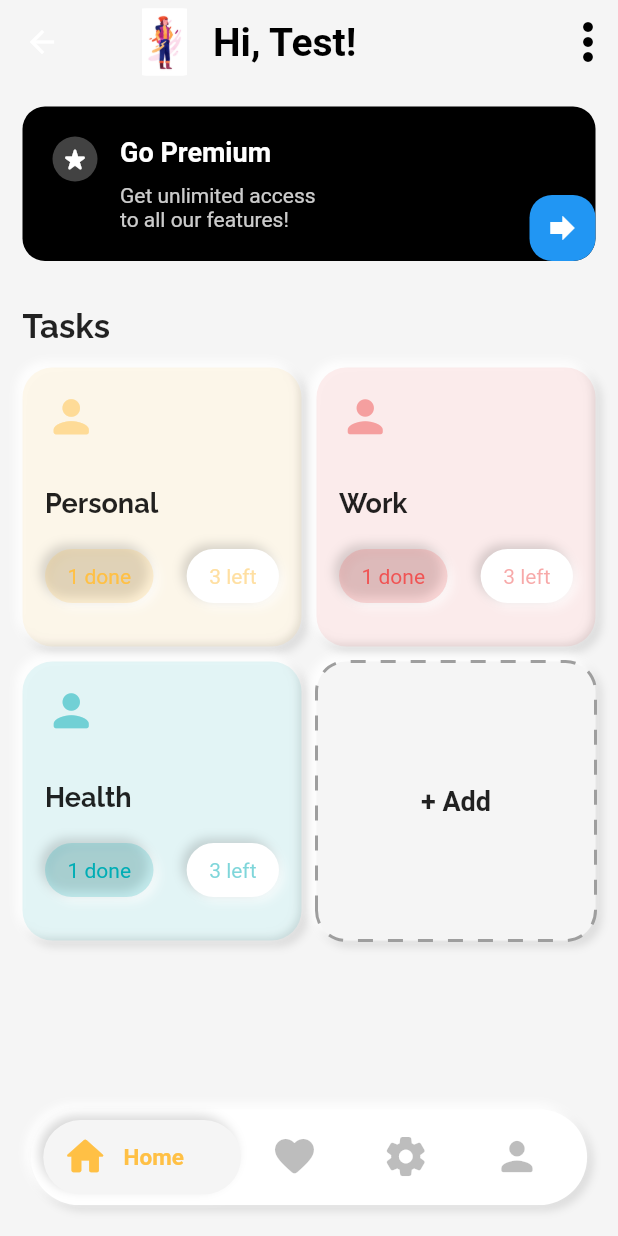
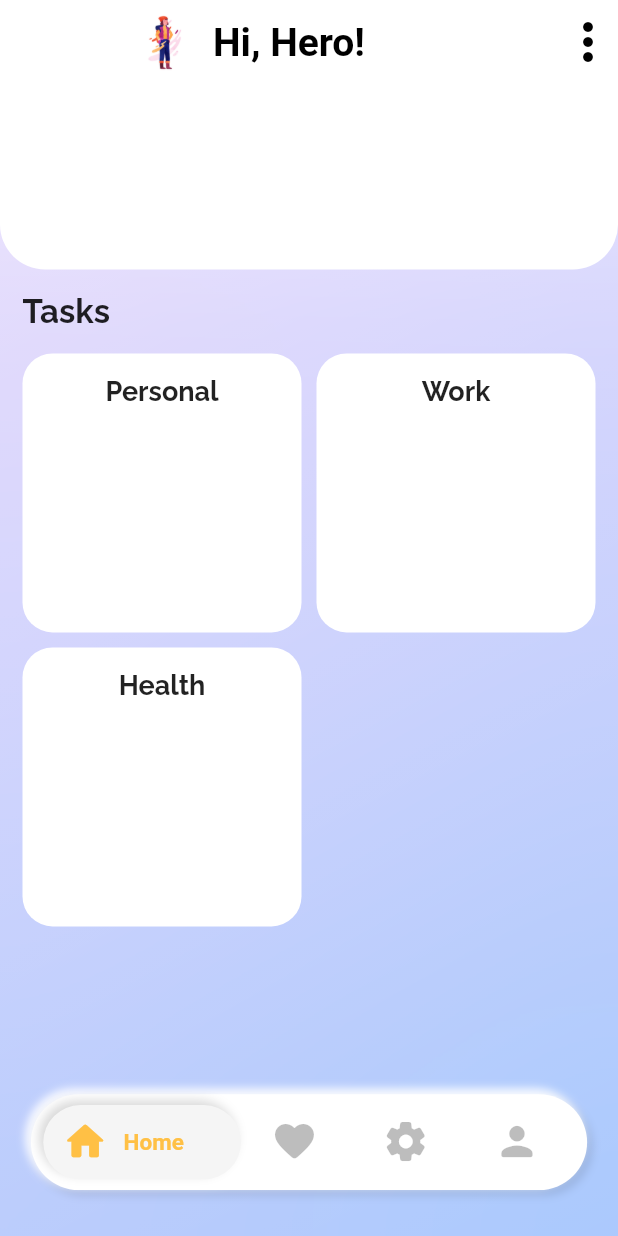
Before and after one commit to danieldev24/4cus, a Flutter app: the HomeView screen opened by its route, after a tap on the "favorite" icon, after a tap on the "home" icon, on a phone screen of 412 x 824 dp. Run offline on Flutter 3.47's test engine with Material 2 defaults, Android fonts, the phone set to English and light mode, and no system bars; drawn by our look-alikes of dotted_border, glassmorphism; our stand-ins replace date_picker_timeline, flutter_svg, get, get_storage, google_fonts, hive and 2 more; accounts and stored records are empty.

Commit message:
change ui

```diff
--- /dev/null
+++ b/lib/data/models/project_model.dart
@@ -0,0 +1,63 @@
+import 'package:flutter/cupertino.dart';
+import 'package:flutter/material.dart';
+import 'package:focus/data/models/task_model.dart';
+import 'package:focus/presentation/theme/colors_theme.dart';
+
+class Project {
+  String? title;
+  List<dynamic>? tasks;
+  String? deadline;
+
+  Project(
+      {
+      this.title,
+      this.tasks,
+      this.deadline});
+
+  Project.fromJson(Map<String, dynamic> json)
+      : title = json['title'],
+        tasks = json['tasks'],
+        deadline = json['deadline'];
+
+  Map<String, dynamic> toJson() => {
+        'title': title,
+        'tasks': tasks,
+        'deadline' : deadline
+      };
+
+  static List<Project> fakeData() {
+    return [
+      Project(
+          title: "Personal",
+          tasks: [
+            Task(
+                taskTitle: "Go for a walk with dog",
+                startTime: "14:00 PM",
+                endTime: "15:00 PM",
+                bgTask: primaryTeal.withOpacity(0.2)),
+            Task(
+                taskTitle: "Go for a walk with dog",
+                startTime: "9:00 AM",
+                endTime: "10:00 AM",
+                bgTask: primaryYellow.withOpacity(0.2)),
+            Task(
+                taskTitle: "Go for a walk with dog",
+                startTime: "11:00 AM",
+                endTime: "12:00 AM",
+                bgTask: primaryRed.withOpacity(0.2)),
+            Task(
+                taskTitle: "Go for a walk with dog",
+                startTime: "14:00 PM",
+                endTime: "15:00 PM",
+                bgTask: primaryTeal.withOpacity(0.2))
+
+          ]),
+      Project(
+        title: "Work",
+      ),
+      Project(
+        title: "Health",
+      )
+    ];
+  }
+}
--- a/lib/data/models/task_type_model.dart
+++ /dev/null
@@ -1,105 +0,0 @@
-import 'package:flutter/cupertino.dart';
-import 'package:flutter/material.dart';
-import 'package:focus/data/models/task_model.dart';
-import 'package:focus/presentation/theme/colors_theme.dart';
-
-class TaskType {
-  IconData? icon;
-  String? title;
-  Color? bgColor;
-  Color? iconColor;
-  Color? btnColor;
-  int? done;
-  List<Task>? desc;
-  int? left;
-  bool? isLast;
-
-  TaskType(
-      {this.icon,
-      this.title,
-      this.bgColor,
-      this.iconColor,
-      this.btnColor,
-      this.done,
-      this.desc,
-      this.left,
-      this.isLast = false});
-
-  TaskType.fromJson(Map<String, dynamic> json)
-      : icon = json['icon'],
-        title = json['title'],
-        bgColor = json['bgColor'],
-        iconColor = json['iconColor'],
-        btnColor = json['btnColor'],
-        done = json['done'],
-        desc = json['desc'],
-        left = json['left'],
-        isLast = json['isLast'];
-
-  Map<String, dynamic> toJson() => {
-        'icon': icon,
-        'title': title,
-        'bgColor': bgColor,
-        'iconColor': iconColor,
-        'btnColor': btnColor,
-        'done': done,
-        'desc': desc,
-        'left': left,
-        'isLast': isLast,
-      };
-
-  static List<TaskType> fakeData() {
-    return [
-      TaskType(
-          icon: Icons.person_rounded,
-          title: "Personal",
-          bgColor: primaryYellow.withOpacity(0.1),
-          btnColor: primaryYellow.withOpacity(0.2),
-          iconColor: primaryYellow.withOpacity(0.5),
-          left: 3,
-          done: 1,
-          desc: [
-            Task(
-                taskTitle: "Go for a walk with dog",
-                startTime: "14:00 PM",
-                endTime: "15:00 PM",
-                bgTask: primaryTeal.withOpacity(0.2)),
-            Task(
-                taskTitle: "Go for a walk with dog",
-                startTime: "9:00 AM",
-                endTime: "10:00 AM",
-                bgTask: primaryYellow.withOpacity(0.2)),
-            Task(
-                taskTitle: "Go for a walk with dog",
-                startTime: "11:00 AM",
-                endTime: "12:00 AM",
-                bgTask: primaryRed.withOpacity(0.2)),
-            Task(
-                taskTitle: "Go for a walk with dog",
-                startTime: "14:00 PM",
-                endTime: "15:00 PM",
-                bgTask: primaryTeal.withOpacity(0.2))
-
-          ]),
-      TaskType(
-        icon: Icons.person_rounded,
-        title: "Work",
-        bgColor: primaryRed.withOpacity(0.1),
-        btnColor: primaryRed.withOpacity(0.2),
-        iconColor: primaryRed.withOpacity(0.5),
-        left: 3,
-        done: 1,
-      ),
-      TaskType(
-        icon: Icons.person_rounded,
-        title: "Health",
-        bgColor: primaryTeal.withOpacity(0.1),
-        btnColor: primaryTeal.withOpacity(0.2),
-        iconColor: primaryTeal.withOpacity(0.5),
-        left: 3,
-        done: 1,
-      ),
-      TaskType(isLast: true)
-    ];
-  }
-}
--- a/lib/global_widgets/bottom_navigation.dart
+++ b/lib/global_widgets/bottom_navigation.dart
@@ -1,7 +1,6 @@
 import 'package:flutter/cupertino.dart';
 import 'package:flutter/material.dart';
 import 'package:flutter/services.dart';
-import 'package:flutter_neumorphic/flutter_neumorphic.dart';
 import 'package:focus/presentation/theme/app_themes.dart';
 import 'package:focus/presentation/theme/size.dart';
 import 'package:focus/presentation/ui/home/home_controller.dart';
--- a/lib/global_widgets/soft_text_field.dart
+++ b/lib/global_widgets/soft_text_field.dart
@@ -42,8 +42,10 @@ class MyInputField extends StatelessWidget {
                 children: [
                   Expanded(
                       child: TextFormField(
+                        autovalidateMode: AutovalidateMode.onUserInteraction,
                         readOnly: widget == null ? false : true,
                         autofocus: false,
+                        textCapitalization: TextCapitalization.sentences,
                         cursorColor:
                         Get.isDarkMode ? Colors.grey[100] : Colors.grey[700],
                         controller: controller,
@@ -52,12 +54,10 @@ class MyInputField extends StatelessWidget {
                         decoration: InputDecoration(
                           hintText: hint,
                           hintStyle: kBodyText,
-                          focusedBorder: UnderlineInputBorder(
-                              borderSide: BorderSide(
-                                  color: context.theme.backgroundColor, width: 0)),
-                          enabledBorder: UnderlineInputBorder(
-                              borderSide: BorderSide(
-                                  color: context.theme.backgroundColor, width: 0)),
+                          errorStyle: TextStyle(color: Colors.red),
+                          errorBorder: InputBorder.none,
+                          enabledBorder: InputBorder.none,
+                          focusedBorder: InputBorder.none,
                         ),
                       )),
                   widget == null ? Container() : Container(child: widget)
--- a/lib/presentation/theme/colors_theme.dart
+++ b/lib/presentation/theme/colors_theme.dart
@@ -3,6 +3,9 @@ import 'package:flutter/material.dart';
 final white1 = Colors.white;
 final white2 = Color(0xffeeeeee);
 final shadow1 = Color(0XFFEFF3F6);
+
+final primaryPurple = Color(0xffdac3fb);
+final primaryBlue = Color(0xff9fc5fd);
 
 // Define yellow colors here
 final primaryYellow = Color(0xffffc045);
--- a/lib/presentation/ui/home/home_controller.dart
+++ b/lib/presentation/ui/home/home_controller.dart
@@ -3,6 +3,7 @@ import 'dart:io';
 import 'package:flutter/cupertino.dart';
 import 'package:focus/presentation/ui/task/dashboard/dashboard_views.dart';
 import 'package:focus/presentation/ui/welcome/welcome_view.dart';
+import 'package:focus/routes/app_pages.dart';
 import 'package:get/get.dart';
 import 'package:get_storage/get_storage.dart';
 import 'package:hive/hive.dart';
--- a/lib/presentation/ui/home/home_view.dart
+++ b/lib/presentation/ui/home/home_view.dart
@@ -1,6 +1,7 @@
 import 'package:flutter/cupertino.dart';
 import 'package:flutter/material.dart';
 import 'package:focus/global_widgets/bottom_navigation.dart';
+import 'package:focus/presentation/theme/size.dart';
 import 'package:focus/presentation/ui/home/home_controller.dart';
 import 'package:get/get.dart';
 import 'package:get/get_state_manager/src/simple/get_view.dart';
@@ -12,9 +13,18 @@ class HomeView extends GetView<HomeController> {
         init: HomeController(),
         builder: (controller) {
           return Scaffold(
-            backgroundColor: Colors.grey[100],
-            body: controller.navBarSwitcher(),
-            bottomNavigationBar: SoftBottomNavigation(controller: controller,),
+            backgroundColor: Colors.transparent,
+            body: Stack(
+              children: [
+                controller.navBarSwitcher(),
+                Positioned(
+                    bottom: 10,
+                    width: MySize.screenWidth,
+                    child: SoftBottomNavigation(
+                      controller: controller,
+                    ))
+              ],
+            ),
           );
         });
   }
--- a/lib/presentation/ui/onboard/widget/progress_button.dart
+++ b/lib/presentation/ui/onboard/widget/progress_button.dart
@@ -22,8 +22,6 @@ class ProgressButton extends StatelessWidget {
   @override
   Widget build(BuildContext context) {
     return Container(
-      width: MySize.size80,
-      height: MySize.size80,
       margin: EdgeInsets.symmetric(vertical: 12),
       child: initialPage + 1 != list.length
           ? Stack(
--- a/lib/presentation/ui/task/dashboard/dashboard_controller.dart
+++ b/lib/presentation/ui/task/dashboard/dashboard_controller.dart
@@ -3,9 +3,8 @@ import 'dart:io';
 import 'package:flutter/cupertino.dart';
 import 'package:flutter/material.dart';
 import 'package:focus/base/app_constant.dart';
-import 'package:focus/data/models/task_type_model.dart';
+import 'package:focus/data/models/project_model.dart';
 import 'package:focus/presentation/theme/colors_theme.dart';
-import 'package:font_awesome_flutter/font_awesome_flutter.dart';
 import 'package:get/get.dart';
 import 'package:get_storage/get_storage.dart';
 import 'package:hive/hive.dart';
@@ -18,8 +17,10 @@ class DashBoardController extends GetxController {
   final userData = GetStorage();
   TextEditingController titleController = TextEditingController();
   IconData selectedIcon = Icons.alarm;
-  Color selectionColor = primaryYellow10;
+  int selectionColor = 0;
+  int taskIds = 0;
   DateTime selectedDate = DateTime.now();
+  List<Project> allTasks = [];
   List<IconData> icons = [
     Icons.alarm,
     Icons.free_breakfast,
@@ -33,18 +34,28 @@ class DashBoardController extends GetxController {
     Icons.travel_explore
   ];
 
-  List<Color> colors = [
+  List<Color> colors = [primaryYellow, primaryRed, primaryTeal, primaryGreen];
 
-  ];
-
-  changeDate(DateTime date){
+  changeDate(DateTime date) {
     selectedDate = date;
-    update(["TaskTypeBottomSheet",true]);
+    update(["TaskTypeBottomSheet", true]);
   }
 
   changeIcon(IconData? newIcon) {
     selectedIcon = newIcon!;
-    update(["TaskTypeBottomSheet",true]);
+    update(["TaskTypeBottomSheet", true]);
+  }
+
+  changeColor(int index) {
+    selectionColor = index;
+    update(["TaskTypeBottomSheet", true]);
+  }
+
+  controllerReset() {
+    titleController.text = '';
+    selectedDate = DateTime.now();
+    selectedIcon = Icons.alarm;
+    selectionColor = 0;
   }
 
   getUser() {
@@ -52,20 +63,53 @@ class DashBoardController extends GetxController {
     update([7, true]);
   }
 
-  Future<List<TaskType>> getTasks() async {
+  Future<List<Project>> getTasks() async {
     var box = await Hive.openBox(Constant.TASK_TYPE_BOX);
-    List<TaskType> taskList = [];
+    List<Project> taskList = [];
     for (int i = 0; i < box.length; i++) {
       var taskMap = box.getAt(i).map((k, e) => MapEntry(k.toString(), e));
-      taskList.add(TaskType.fromJson(taskMap));
+      Project tmp = Project();
+      tmp.title = taskMap['title'];
+      tmp.tasks = taskMap['tasks'];
+      tmp.deadline = taskMap['deadline'];
+      taskList.add(tmp);
     }
     return taskList;
+  }
+
+  addTask() async {
+    var tempTask = Project();
+    var box = await Hive.openBox(Constant.TASK_TYPE_BOX);
+    tempTask.title = titleController.text;
+    tempTask.tasks = [];
+    tempTask.deadline = selectedDate.toString();
+    allTasks.add(tempTask);
+    Map<String, dynamic> taskMap = tempTask.toJson();
+    int idOfTask = await box.add(taskMap);
+    taskIds = idOfTask;
+    Hive.close();
+    controllerReset();
+    update([1, true]);
+    Get.back();
   }
 
   @override
   Future<void> onInit() async {
     Directory appDir = await getApplicationDocumentsDirectory();
     Hive.init(appDir.path);
+    allTasks = await getTasks();
+    update([1, true]);
     super.onInit();
   }
+
+  @override
+  void onReady() {
+    super.onReady();
+  }
+
+  @override
+  void onClose() {
+    super.onClose();
+    titleController.dispose();
+  }
 }
--- a/lib/presentation/ui/task/dashboard/dashboard_views.dart
+++ b/lib/presentation/ui/task/dashboard/dashboard_views.dart
@@ -1,31 +1,81 @@
+import 'dart:ui';
+
 import 'package:flutter/cupertino.dart';
 import 'package:flutter/material.dart';
 import 'package:flutter/scheduler.dart';
-import 'package:focus/data/models/task_type_model.dart';
-import 'package:focus/global_widgets/add_task_type_bottom_sheet.dart';
+import 'package:flutter_svg/flutter_svg.dart';
+import 'package:focus/data/models/project_model.dart';
+import 'package:focus/global_widgets/glass_container.dart';
+import 'package:focus/presentation/theme/colors_theme.dart';
+import 'package:focus/presentation/theme/size.dart';
+import 'package:focus/presentation/ui/task/dashboard/widget/add_task_type_bottom_sheet.dart';
 import 'package:focus/presentation/theme/assets_path.dart';
 import 'package:focus/presentation/theme/typo.dart';
 import 'package:focus/presentation/ui/task/dashboard/dashboard_controller.dart';
-import 'package:focus/presentation/ui/task/dashboard/widget/go_premium_widget.dart';
+import 'package:focus/presentation/ui/task/dashboard/widget/dashboard_glass_appbar.dart';
 import 'package:focus/presentation/ui/task/dashboard/widget/task_type_item.dart';
 import 'package:focus/presentation/ui/task/task_details/task_detail_view.dart';
 import 'package:get/get.dart';
+import 'package:glassmorphism/glassmorphism.dart';
 
 class DashBoardView extends GetView<DashBoardController> {
-  const DashBoardView({Key? key}) : super(key: key);
-
   @override
   Widget build(BuildContext context) {
+    controller.getUser();
     return GetBuilder<DashBoardController>(
       init: DashBoardController(),
+      id: 1,
       builder: (controller) {
         return Scaffold(
-          backgroundColor: Colors.grey[100],
-          appBar: _buildAppbar("Test"),
-          body: Column(
+          appBar: _buildAppbar(controller.username),
+          body: Container(
+            decoration: BoxDecoration(
+                gradient: LinearGradient(
+                    colors: [primaryPurple, primaryBlue],
+                    begin: Alignment.topLeft,
+                    end: Alignment.bottomRight)),
+            child: Stack(
+              fit: StackFit.expand,
+              children: [
+                Positioned(
+                  left: 0,
+                  right: 0,
+                  child: GlassmorphicContainer(
+                    height: MySize.screenHeight,
+                    borderRadius: 0.0,
+                    border: 0.0,
+                    linearGradient: LinearGradient(
+                        colors: [
+                          Colors.white.withOpacity(0.4),
+                          Colors.white.withOpacity(0.05)
+                        ],
+                        begin: Alignment.topLeft,
+                        end: Alignment.bottomRight,
+                        stops: [
+                          0.1,
+                          1,
+                        ]),
+                    borderGradient: LinearGradient(
+                      begin: Alignment.topLeft,
+                      end: Alignment.bottomRight,
+                      colors: [
+                        Color(0xFFffffff),
+                        Color((0xFFFFFFFF)),
+                      ],
+                    ),
+                    width: MySize.screenWidth,
+                    blur: 50,
+                    child: Column(
                       crossAxisAlignment: CrossAxisAlignment.start,
                       children: [
-              GoPremium(),
+                        Container(
+                          height: MySize.screenHeight *.15,
+                          decoration: BoxDecoration(
+                            color: Colors.white,
+                            borderRadius: BorderRadius.only(bottomLeft: Radius.circular(30),
+                            bottomRight: Radius.circular(30))
+                          ),
+                        ),
                         Container(
                             padding: EdgeInsets.all(15),
                             child: Text(
@@ -35,20 +85,27 @@ class DashBoardView extends GetView<DashBoardController> {
                             )),
                         Expanded(
                           child: TasksItems(
-                  taskType: TaskType.fakeData(),
+                            taskType: Project.fakeData(),
                             onClickItem: (taskType) {
                               Get.to(TaskDetailView(taskType: taskType));
                             },
                             onAdd: () {
-                    showModalBottomSheet(context: context, builder: (context){
+                              showModalBottomSheet(
+                                  context: context,
+                                  builder: (context) {
                                     return TaskTypeBottomSheetContent(
-                          onSubmit : (){},
-                          buttonText : "Create Task Type");
+                                        onSubmit: () {},
+                                        buttonText: "Create Task Type");
                                   });
                             },
                           ),
                         )
                       ],
+                    ),
+                  ),
+                ),
+              ],
+            ),
           ),
         );
       },
@@ -57,7 +114,7 @@ class DashBoardView extends GetView<DashBoardController> {
 
   _buildAppbar(String name) {
     return AppBar(
-      backgroundColor: Colors.grey[100],
+      backgroundColor: Colors.white,
       elevation: 0,
       title: Row(
         children: [
--- a/lib/presentation/ui/task/dashboard/widget/go_premium_widget.dart
+++ /dev/null
@@ -1,68 +0,0 @@
-import 'package:flutter/cupertino.dart';
-import 'package:flutter/material.dart';
-import 'package:focus/presentation/theme/app_themes.dart';
-
-class GoPremium extends StatelessWidget {
-  const GoPremium({Key? key}) : super(key: key);
-
-  @override
-  Widget build(BuildContext context) {
-    return Container(
-      child: Stack(
-        children: [
-          Container(
-            margin: EdgeInsets.all(15),
-            padding: EdgeInsets.all(20),
-            decoration: BoxDecoration(
-                borderRadius: BorderRadius.circular(15), color: Colors.black),
-            child: Row(
-              crossAxisAlignment: CrossAxisAlignment.start,
-              children: [
-                Container(
-                  padding: EdgeInsets.all(5),
-                  child: Icon(
-                    Icons.star_rate_rounded,
-                    color: Colors.white,
-                    size: 20,
-                  ),
-                  decoration: BoxDecoration(
-                      color: Colors.grey[800], shape: BoxShape.circle),
-                ),
-                SizedBox(
-                  width: 15,
-                ),
-                Column(
-                  crossAxisAlignment: CrossAxisAlignment.start,
-                  children: [
-                    Text(
-                      "Go Premium",
-                      style: TextStyle(
-                          color: Colors.white,
-                          fontSize: 18,
-                          fontWeight: FontWeight.bold),
-                    ),
-                    SizedBox(
-                      height: 10,
-                    ),
-                    Text(
-                      "Get unlimited access\nto all our features!",
-                      style: TextStyle(color: Colors.white.withOpacity(0.8)),
-                    )
-                  ],
-                ),
-              ],
-            ),
-          ),
-          Positioned(bottom: 15, right: 15, child: Container(
-              padding: EdgeInsets.all(10),
-              decoration: BoxDecoration(
-                color: Colors.blue,
-                borderRadius: BorderRadius.circular(15)
-              ),
-              child: Icon(Icons.forward,color: Colors.white,),
-          ))
-        ],
-      ),
-    );
-  }
-}
--- a/lib/presentation/ui/task/dashboard/widget/task_type_item.dart
+++ b/lib/presentation/ui/task/dashboard/widget/task_type_item.dart
@@ -1,13 +1,14 @@
 import 'package:dotted_border/dotted_border.dart';
 import 'package:flutter/cupertino.dart';
 import 'package:flutter/material.dart';
-import 'package:focus/data/models/task_type_model.dart';
+import 'package:focus/data/models/project_model.dart';
+
 import 'package:focus/presentation/theme/app_themes.dart';
 import 'package:focus/presentation/theme/typo.dart';
 
 class TasksItems extends StatelessWidget {
-  final List<TaskType> taskType;
-  final Function(TaskType _task)? onClickItem;
+  final List<Project> taskType;
+  final Function(Project _task)? onClickItem;
   final Function()? onAdd;
 
   const TasksItems({Key? key, required this.taskType, this.onClickItem, this.onAdd}) : super(key: key);
@@ -19,73 +20,27 @@ class TasksItems extends StatelessWidget {
         itemCount: taskType.length,
         gridDelegate: SliverGridDelegateWithFixedCrossAxisCount(
             crossAxisCount: 2, crossAxisSpacing: 10, mainAxisSpacing: 10),
-        itemBuilder: (context, index) => taskType[index].isLast!
-            ? _buildAddTask()
-            : _buildTask(context, taskType[index]));
+        itemBuilder: (context, index) => _buildTask(context, taskType[index]));
   }
 
-  _buildAddTask() {
-    return GestureDetector(
-      onTap: onAdd,
-      child: Container(
-        decoration: BoxDecoration(
-          color: Colors.grey[100],
-          boxShadow: softConfig,
-          borderRadius: BorderRadius.circular(20)
-        ),
-        child: DottedBorder(
-          borderType: BorderType.RRect,
-            radius: Radius.circular(20),
-            dashPattern: [10,10],
-            color: Colors.grey,
-            strokeWidth: 2,
-            child: Center(
-              child: Text("+ Add",style: TextStyle(fontSize: 18,fontWeight: FontWeight.bold),),
-            ),),
-      ),
-    );
-  }
-
-  _buildTask(BuildContext context, TaskType taskType) {
+  _buildTask(BuildContext context, Project taskType) {
     return GestureDetector(
       onTap:() => onClickItem!(taskType),
       child: Container(
         padding: EdgeInsets.all(15),
         decoration: BoxDecoration(
-          color: taskType.bgColor,
+          color: Colors.white,
           borderRadius: BorderRadius.circular(20),
-          boxShadow: softConfig
         ),
         child: Column(
           crossAxisAlignment: CrossAxisAlignment.start,
           children: [
-            Icon(
-              taskType.icon,
-              color: taskType.iconColor,
-              size: 35,
+            Center(
+              child: Text(
+                taskType.title!,
+                style: kTitle.copyWith(fontSize: 18, fontWeight: FontWeight.bold),
+              ),
             ),
-            SizedBox(
-              height: 30,
-            ),
-            Text(
-              taskType.title!,
-              style: kTitle.copyWith(fontSize: 18, fontWeight: FontWeight.bold),
-            ),
-            SizedBox(
-              height: 20,
-            ),
-            Row(
-              mainAxisAlignment: MainAxisAlignment.spaceBetween,
-              children: [
-                _buildTaskStatus(taskType.btnColor!, taskType.iconColor!.withOpacity(1),
-                    '${taskType.done} done'),
-                SizedBox(
-                  width: 5,
-                ),
-                _buildTaskStatus(
-                    Colors.white, taskType.iconColor!, '${taskType.left} left')
-              ],
-            )
           ],
         ),
       ),
--- a/lib/routes/app_pages.dart
+++ b/lib/routes/app_pages.dart
@@ -30,7 +30,10 @@ class AppPages {
         name: _Paths.WELCOME,
         page: () => WelcomeView(),
         binding: WelcomeBinding()),
-    GetPage(name: _Paths.HOME, page: () => HomeView(), binding: HomeBinding()),
+    GetPage(
+        name: _Paths.HOME,
+        page: () => HomeView(),
+        binding: HomeBinding()),
     GetPage(
       name: _Paths.DASHBOARD,
       page: () => DashBoardView(),
--- a/pubspec.yaml
+++ b/pubspec.yaml
@@ -11,14 +11,12 @@ environment:
 dependencies:
   flutter:
     sdk: flutter
-  flutter_neumorphic: ^3.0.3
   cupertino_icons: ^1.0.3
   date_format: ^2.0.4
   flutter_local_notifications: ^9.0.0
   flutter_native_timezone: ^2.0.0
   flutter_slidable: ^0.6.0
   flutter_svg: ^0.22.0
-  font_awesome_flutter: ^9.1.0
   get: ^4.3.8
   get_storage: ^2.0.3
   google_fonts: ^2.1.0
@@ -33,6 +31,7 @@ dependencies:
   dotted_border: ^2.0.0+1
   date_picker_timeline: ^1.2.3
   timeline_tile: ^2.0.0
+  glassmorphism: ^3.0.0
 
 dev_dependencies:
   flutter_test:
```
Also changed, not shown: lib/global_widgets/glass_container.dart (added, +43 -0 lines), lib/main.dart (+6 -1 lines), lib/presentation/ui/task/dashboard/widget/add_task_type_bottom_sheet.dart (renamed from lib/global_widgets/add_task_type_bottom_sheet.dart, +54 -29 lines), lib/presentation/ui/task/dashboard/widget/dashboard_glass_appbar.dart (added, +74 -0 lines), lib/presentation/ui/task/task_details/task_detail_view.dart (+4 -11 lines), lib/presentation/ui/task/task_details/widget/task_detail_persistant_delegate.dart (+2 -9 lines), pubspec.lock. Lines whose indentation alone changed are shown as unchanged.
